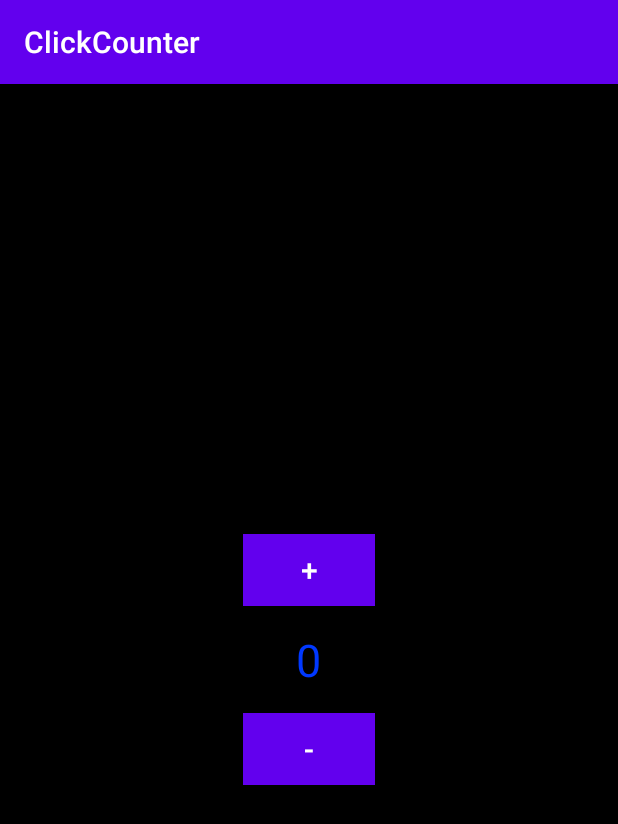
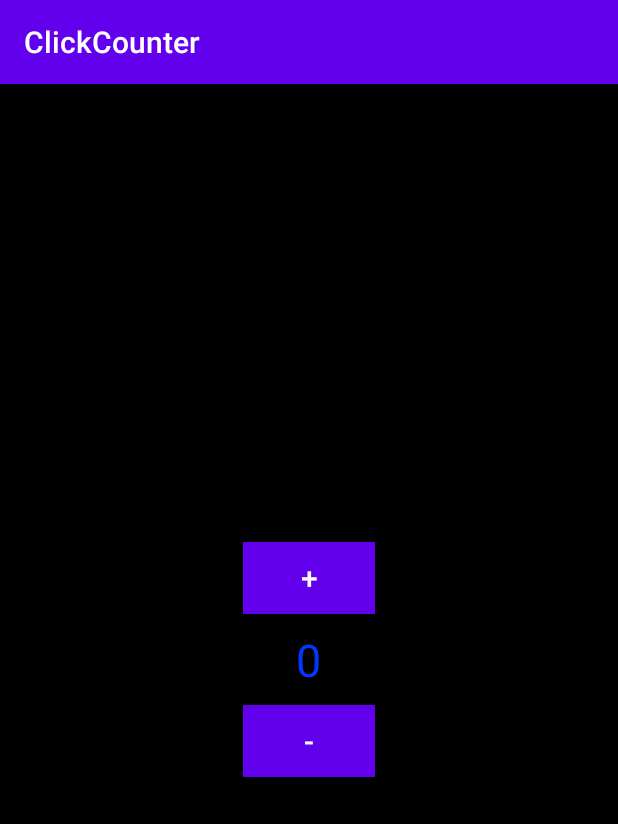
Before and after one commit to Erdodif/ClickCounter, an Android app: the screen it shows after launch (MainActivity), on a phone screen of 412 x 824 dp. Shown: the top 824 px of the screen. Run offline under Robolectric (Android 15) with nearby library versions, the phone set to English and light mode, and no system bars.

```diff
--- a/app/src/main/res/layout/activity_main.xml
+++ b/app/src/main/res/layout/activity_main.xml
@@ -21,7 +21,7 @@
         android:layout_height="wrap_content"
         android:paddingHorizontal="25sp"
         android:paddingVertical="10sp"
-        android:layout_marginBottom="15sp"
+        android:layout_marginBottom="10dp"
         android:text="+"
         android:layout_above="@id/Szam"
         android:layout_centerInParent="true"
@@ -35,7 +35,7 @@
         android:layout_height="wrap_content"
         android:paddingHorizontal="25sp"
         android:paddingVertical="10sp"
-        android:layout_marginTop="15sp"
+        android:layout_marginTop="10dp"
         android:text="-"
         android:layout_below="@id/Szam"
         android:layout_centerInParent="true"
```
Also changed, not shown: app/src/main/java/com/example/clickcounter/MainActivity.kt (+19 -0 lines).
